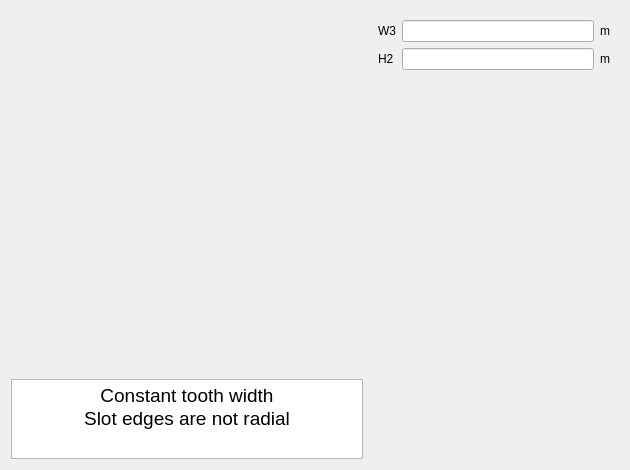
Eomys/pyleecan, file pyleecan/GUI/Dialog/DMachineSetup/SWSlot/PWSlot24/PWSlot24.ui: the form before one commit.
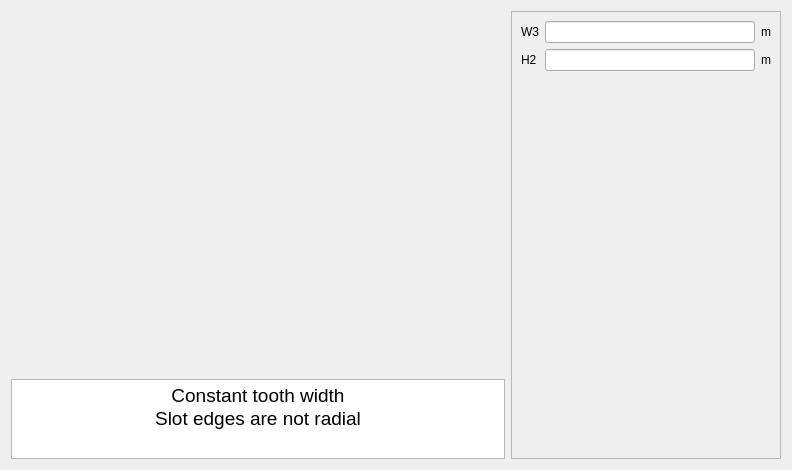
The form after the commit. Icons and pictures are not drawn. Custom widgets are drawn as their Qt base class.

Commit message: [CO] Scroll widget for right column

The edit to the form file:
```diff
--- a/pyleecan/GUI/Dialog/DMachineSetup/SWSlot/PWSlot24/PWSlot24.ui
+++ b/pyleecan/GUI/Dialog/DMachineSetup/SWSlot/PWSlot24/PWSlot24.ui
@@ -6,19 +6,19 @@
    <rect>
     <x>0</x>
     <y>0</y>
-    <width>630</width>
+    <width>792</width>
     <height>470</height>
    </rect>
   </property>
   <property name="minimumSize">
    <size>
-    <width>630</width>
+    <width>270</width>
     <height>470</height>
    </size>
   </property>
   <property name="maximumSize">
    <size>
-    <width>16777215</width>
+    <width>1101</width>
     <height>16777215</height>
    </size>
   </property>
@@ -80,18 +80,30 @@
     </layout>
    </item>
    <item>
-    <widget class="QWidget" name="widget" native="true">
+    <widget class="QScrollArea" name="scrollArea">
      <property name="minimumSize">
       <size>
-       <width>250</width>
+       <width>270</width>
        <height>0</height>
       </size>
      </property>
      <property name="maximumSize">
       <size>
-       <width>250</width>
+       <width>270</width>
        <height>16777215</height>
       </size>
+     </property>
+     <property name="widgetResizable">
+      <bool>true</bool>
+     </property>
+     <widget class="QWidget" name="scrollAreaWidgetContents">
+      <property name="geometry">
+       <rect>
+        <x>0</x>
+        <y>0</y>
+        <width>268</width>
+        <height>446</height>
+       </rect>
      </property>
      <layout class="QVBoxLayout" name="verticalLayout">
       <item>
@@ -149,6 +161,7 @@
        <widget class="WWSlotOut" name="w_out" native="true"/>
       </item>
      </layout>
+     </widget>
     </widget>
    </item>
   </layout>
```
Lines whose indentation alone changed are shown as unchanged. The commit also changes 84 other files.
